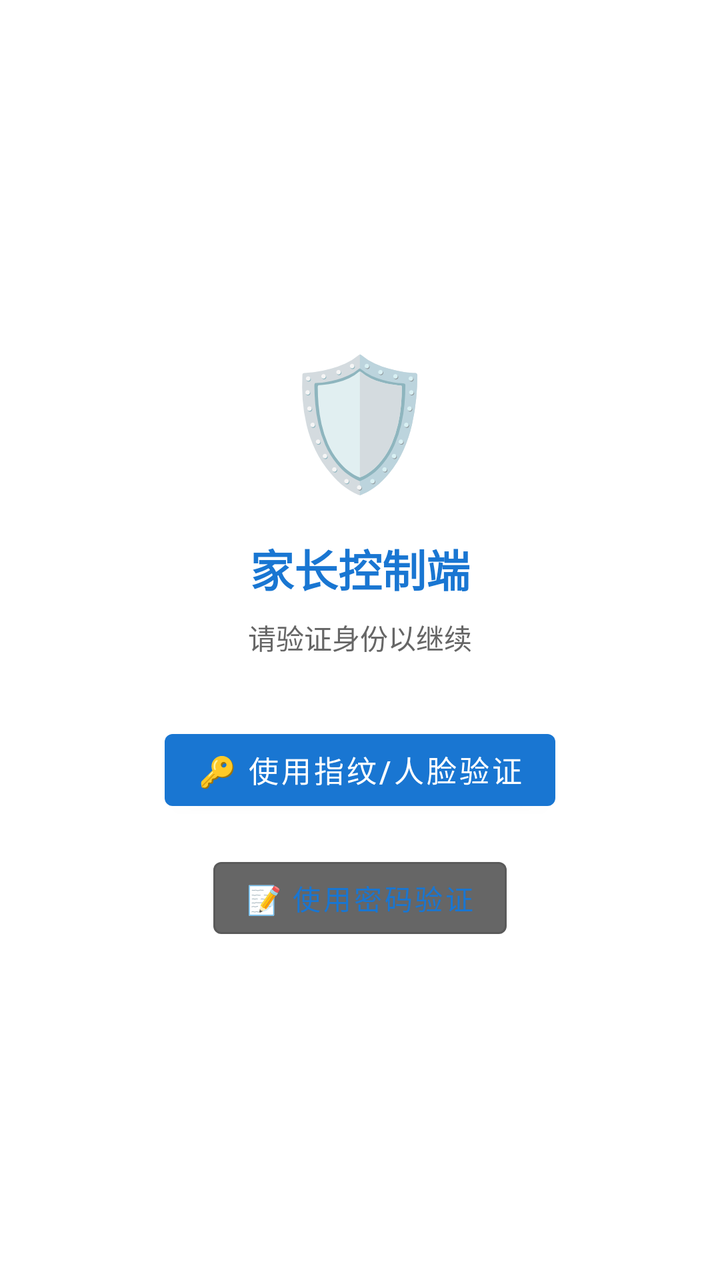
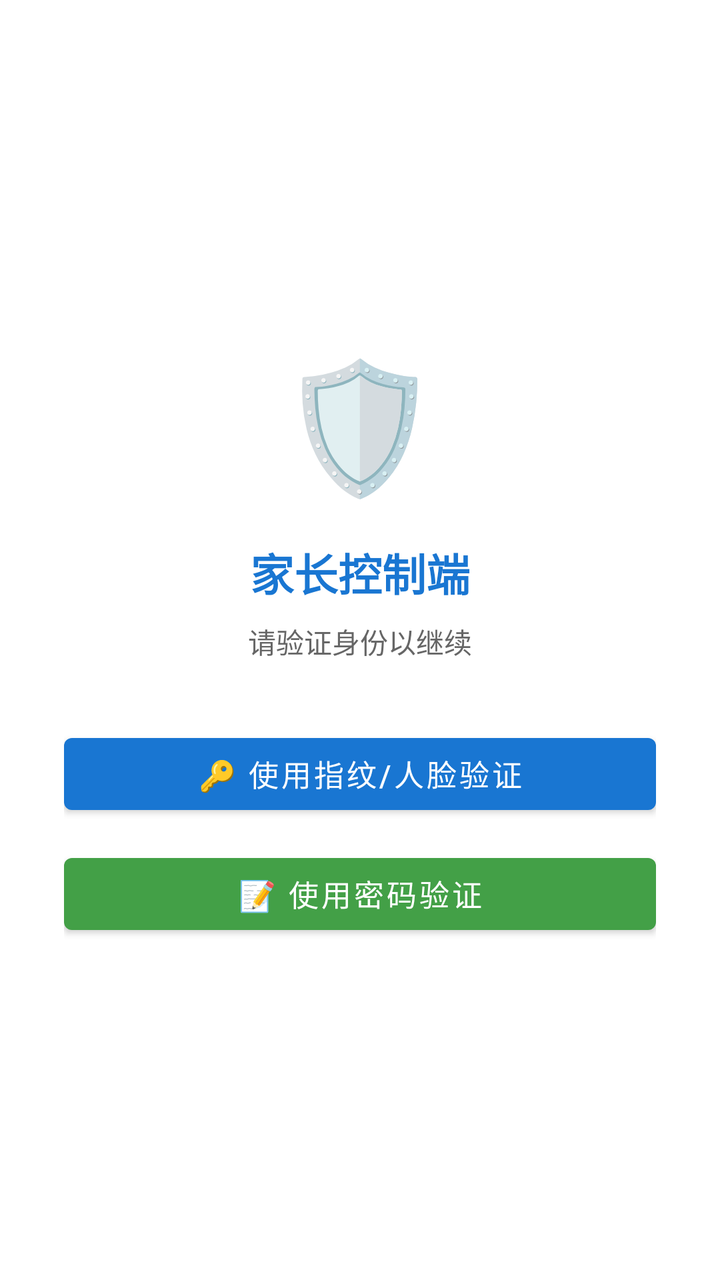

The first picture is an Android layout as it rendered before a commit; the second is the same layout after the commit. The layout source and the unified diff follow.
<!-- AndroidManifest.xml: application theme Theme.ParentController -->
<!-- res/layout/activity_parent.xml -->
<?xml version="1.0" encoding="utf-8"?>
<FrameLayout xmlns:android="http://schemas.android.com/apk/res/android"
    xmlns:app="http://schemas.android.com/apk/res-auto"
    android:layout_width="match_parent"
    android:layout_height="match_parent">

    <ScrollView
        android:layout_width="match_parent"
        android:layout_height="match_parent"
        android:padding="16dp">

    <LinearLayout
        android:layout_width="match_parent"
        android:layout_height="wrap_content"
        android:orientation="vertical">

        <TextView
            android:id="@+id/tvAppTitle"
            android:layout_width="wrap_content"
            android:layout_height="wrap_content"
            android:layout_gravity="center"
            android:layout_marginBottom="16dp"
            android:text="🛡️ 家长控制端 v3.0"
            android:textSize="24sp"
            android:textStyle="bold" />

        
        <com.google.android.material.card.MaterialCardView
            android:layout_width="match_parent"
            android:layout_height="wrap_content"
            android:layout_marginBottom="16dp"
            app:cardCornerRadius="8dp"
            app:cardElevation="2dp">

            <LinearLayout
                android:layout_width="match_parent"
                android:layout_height="wrap_content"
                android:orientation="vertical"
                android:padding="12dp">

                <TextView
                    android:layout_width="wrap_content"
                    android:layout_height="wrap_content"
                    android:text="📡 控制模式"
                    android:textStyle="bold"
                    android:textSize="15sp"
                    android:layout_marginBottom="8dp" />

                <RadioGroup
                    android:id="@+id/rgMode"
                    android:layout_width="match_parent"
                    android:layout_height="wrap_content"
                    android:orientation="horizontal"
                    android:layout_marginBottom="8dp">

                    <RadioButton
                        android:id="@+id/rbMqtt"
                        android:layout_width="0dp"
                        android:layout_height="wrap_content"
                        android:layout_weight="1"
                        android:text="🌐 跨网络 (MQTT)"
                        android:textSize="14sp"
                        android:checked="true" />

                    <RadioButton
                        android:id="@+id/rbHttp"
                        android:layout_width="0dp"
                        android:layout_height="wrap_content"
                        android:layout_weight="1"
                        android:text="🏠 同 WiFi (HTTP)"
                        android:textSize="14sp" />
                </RadioGroup>

                
                <LinearLayout
                    android:id="@+id/llMqttInputs"
                    android:layout_width="match_parent"
                    android:layout_height="wrap_content"
                    android:orientation="vertical"
                    android:visibility="gone">

                    <LinearLayout
                        android:layout_width="match_parent"
                        android:layout_height="wrap_content"
                        android:orientation="horizontal"
                        android:gravity="center_vertical">

                        <com.google.android.material.textfield.TextInputLayout
                            style="@style/Widget.MaterialComponents.TextInputLayout.OutlinedBox"
                            android:layout_width="0dp"
                            android:layout_height="wrap_content"
                            android:layout_weight="1"
                            android:hint="孩子手机 DeviceId（如 honor_ARMR023407000870）">

                            <com.google.android.material.textfield.TextInputEditText
                                android:id="@+id/etDeviceId"
                                android:layout_width="match_parent"
                                android:layout_height="wrap_content"
                                android:inputType="text" />
                        </com.google.android.material.textfield.TextInputLayout>

                        <com.google.android.material.button.MaterialButton
                            android:id="@+id/btnUnlockDeviceId"
                            android:layout_width="wrap_content"
                            android:layout_height="wrap_content"
                            android:layout_marginStart="8dp"
                            android:text="🔓 解锁"
                            android:textSize="13sp"
                            app:backgroundTint="#FF9800" />
                    </LinearLayout>

                    <TextView
                        android:id="@+id/tvOnlineStatus"
                        android:layout_width="match_parent"
                        android:layout_height="wrap_content"
                        android:text="🔄 MQTT 连接中..."
                        android:textSize="13sp"
                        android:textColor="#666666"
                        android:layout_marginTop="4dp"
                        android:layout_marginBottom="4dp" />
                </LinearLayout>

                
                <LinearLayout
                    android:id="@+id/llHttpInputs"
                    android:layout_width="match_parent"
                    android:layout_height="wrap_content"
                    android:orientation="vertical">

                    <com.google.android.material.textfield.TextInputLayout
                        style="@style/Widget.MaterialComponents.TextInputLayout.OutlinedBox"
                        android:layout_width="match_parent"
                        android:layout_height="wrap_content"
                        android:hint="孩子手机 IP（如 192.168.0.32）">

                        <com.google.android.material.textfield.TextInputEditText
                            android:id="@+id/etIp"
                            android:layout_width="match_parent"
                            android:layout_height="wrap_content"
                            android:inputType="text"
                            android:text="192.168.0.32" />
                    </com.google.android.material.textfield.TextInputLayout>
                </LinearLayout>

                <LinearLayout
                    android:layout_width="match_parent"
                    android:layout_height="wrap_content"
                    android:orientation="horizontal"
                    android:gravity="center_vertical">

                    <com.google.android.material.textfield.TextInputLayout
                        style="@style/Widget.MaterialComponents.TextInputLayout.OutlinedBox"
                        android:layout_width="0dp"
                        android:layout_height="wrap_content"
                        android:layout_weight="1"
                        android:hint="家长锁密码"
                        app:passwordToggleEnabled="true">

                        <com.google.android.material.textfield.TextInputEditText
                            android:id="@+id/etPwd"
                            android:layout_width="match_parent"
                            android:layout_height="wrap_content"
                            android:inputType="textPassword" />
                    </com.google.android.material.textfield.TextInputLayout>

                    <com.google.android.material.button.MaterialButton
                        android:id="@+id/btnUnlockPwd"
                        android:layout_width="wrap_content"
                        android:layout_height="wrap_content"
                        android:layout_marginStart="8dp"
                        android:text="🔓 解锁"
                        android:textSize="13sp"
                        app:backgroundTint="#FF9800" />
                </LinearLayout>

                <TextView
                    android:id="@+id/tvMqttDebug"
                    android:layout_width="match_parent"
                    android:layout_height="wrap_content"
                    android:text="⏳ 等待 MQTT 连接..."
                    android:textSize="12sp"
                    android:textColor="#888888"
                    android:visibility="gone" />
            </LinearLayout>
        </com.google.android.material.card.MaterialCardView>

        <com.google.android.material.button.MaterialButton
            android:id="@+id/btnStatus"
            android:layout_width="match_parent"
            android:layout_height="wrap_content"
            android:layout_marginBottom="12dp"
            android:text="🔄 刷新状态"
            android:textSize="16sp"
            app:backgroundTint="#1976D2" />

        <com.google.android.material.card.MaterialCardView
            android:layout_width="match_parent"
            android:layout_height="wrap_content"
            android:layout_marginBottom="20dp"
            app:cardCornerRadius="8dp"
            app:cardElevation="2dp">

            <LinearLayout
                android:layout_width="match_parent"
                android:layout_height="wrap_content"
                android:orientation="vertical"
                android:padding="16dp">

                <TextView
                    android:layout_width="wrap_content"
                    android:layout_height="wrap_content"
                    android:text="📋 当前状态"
                    android:textStyle="bold"
                    android:textSize="16sp"
                    android:layout_marginBottom="8dp" />

                <TextView
                    android:id="@+id/tvStatus"
                    android:layout_width="match_parent"
                    android:layout_height="wrap_content"
                    android:text="点「刷新状态」查询"
                    android:textSize="15sp"
                    android:lineSpacingExtra="4dp" />
            </LinearLayout>
        </com.google.android.material.card.MaterialCardView>

        <LinearLayout
            android:layout_width="match_parent"
            android:layout_height="wrap_content"
            android:orientation="horizontal"
            android:layout_marginBottom="12dp">

            <TextView
                android:layout_width="wrap_content"
                android:layout_height="wrap_content"
                android:text="暂停时长："
                android:textSize="16sp"
                android:layout_gravity="center_vertical" />

            <EditText
                android:id="@+id/etMinutes"
                android:layout_width="0dp"
                android:layout_height="wrap_content"
                android:layout_weight="1"
                android:inputType="number"
                android:text="10"
                android:hint="分钟" />

            <TextView
                android:layout_width="wrap_content"
                android:layout_height="wrap_content"
                android:text=" 分钟"
                android:textSize="16sp"
                android:layout_gravity="center_vertical" />
        </LinearLayout>

        <com.google.android.material.button.MaterialButton
            android:id="@+id/btnPause"
            android:layout_width="match_parent"
            android:layout_height="wrap_content"
            android:layout_marginBottom="8dp"
            android:text="⏸️ 暂停游戏拦截"
            android:textSize="16sp"
            app:backgroundTint="#FF6F00" />

        <com.google.android.material.button.MaterialButton
            android:id="@+id/btnResume"
            android:layout_width="match_parent"
            android:layout_height="wrap_content"
            android:layout_marginBottom="8dp"
            android:text="▶️ 启动游戏拦截"
            android:textSize="16sp"
            app:backgroundTint="#43A047" />

        <View
            android:layout_width="match_parent"
            android:layout_height="1dp"
            android:layout_marginTop="8dp"
            android:layout_marginBottom="12dp"
            android:background="#E0E0E0" />

        <TextView
            android:layout_width="wrap_content"
            android:layout_height="wrap_content"
            android:text="📦 安装管控"
            android:textStyle="bold"
            android:textSize="16sp"
            android:layout_marginBottom="8dp" />

        <com.google.android.material.button.MaterialButton
            android:id="@+id/btnBlockInstall"
            android:layout_width="match_parent"
            android:layout_height="wrap_content"
            android:layout_marginBottom="8dp"
            android:text="🚫 禁止安装 APP/游戏"
            android:textSize="16sp"
            app:backgroundTint="#D32F2F" />

        <com.google.android.material.button.MaterialButton
            android:id="@+id/btnAllowInstall"
            android:layout_width="match_parent"
            android:layout_height="wrap_content"
            android:layout_marginBottom="8dp"
            android:text="✅ 允许安装 APP/游戏"
            android:textSize="16sp"
            app:backgroundTint="#43A047" />

        <View
            android:layout_width="match_parent"
            android:layout_height="1dp"
            android:layout_marginTop="8dp"
            android:layout_marginBottom="12dp"
            android:background="#E0E0E0" />

        <TextView
            android:layout_width="wrap_content"
            android:layout_height="wrap_content"
            android:text="🔒 远程锁屏"
            android:textStyle="bold"
            android:textSize="16sp"
            android:layout_marginBottom="8dp" />

        <LinearLayout
            android:layout_width="match_parent"
            android:layout_height="wrap_content"
            android:orientation="horizontal"
            android:layout_marginBottom="8dp">

            <TextView
                android:layout_width="wrap_content"
                android:layout_height="wrap_content"
                android:text="锁定时长："
                android:textSize="16sp"
                android:layout_gravity="center_vertical" />

            <EditText
                android:id="@+id/etLockMinutes"
                android:layout_width="0dp"
                android:layout_height="wrap_content"
                android:layout_weight="1"
                android:inputType="number"
                android:text="30"
                android:hint="分钟" />

            <TextView
                android:layout_width="wrap_content"
                android:layout_height="wrap_content"
                android:text=" 分钟（到时自动解）"
                android:textSize="15sp"
                android:layout_gravity="center_vertical" />
        </LinearLayout>

        <LinearLayout
            android:layout_width="match_parent"
            android:layout_height="wrap_content"
            android:orientation="horizontal"
            android:layout_marginBottom="4dp">

            <com.google.android.material.button.MaterialButton
                android:id="@+id/btnLockFor"
                android:layout_width="0dp"
                android:layout_height="wrap_content"
                android:layout_weight="1"
                android:layout_marginEnd="4dp"
                android:text="⏱ 定时锁定 N 分钟"
                android:textSize="14sp"
                app:backgroundTint="#E65100" />

            <com.google.android.material.button.MaterialButton
                android:id="@+id/btnLockNow"
                android:layout_width="0dp"
                android:layout_height="wrap_content"
                android:layout_weight="1"
                android:layout_marginStart="4dp"
                android:text="🔒 永久锁屏"
                android:textSize="14sp"
                app:backgroundTint="#6A1B9A" />
        </LinearLayout>

        <com.google.android.material.button.MaterialButton
            android:id="@+id/btnUnlock"
            android:layout_width="match_parent"
            android:layout_height="wrap_content"
            android:layout_marginBottom="8dp"
            android:text="🔓 解除强制锁屏"
            android:textSize="15sp"
            app:backgroundTint="#1976D2" />

        <View
            android:layout_width="match_parent"
            android:layout_height="1dp"
            android:layout_marginTop="16dp"
            android:layout_marginBottom="12dp"
            android:background="#E0E0E0" />

        <TextView
            android:layout_width="wrap_content"
            android:layout_height="wrap_content"
            android:text="📱 APP 管理（远程隐藏/显示）"
            android:textStyle="bold"
            android:textSize="16sp"
            android:layout_marginBottom="8dp" />

        <com.google.android.material.button.MaterialButton
            android:id="@+id/btnAppHistory"
            android:layout_width="match_parent"
            android:layout_height="wrap_content"
            android:layout_marginBottom="8dp"
            android:text="� 查看孩子APP使用动态"
            android:textSize="15sp"
            app:backgroundTint="#EF6C00" />

        <com.google.android.material.button.MaterialButton
            android:id="@+id/btnListApps"
            android:layout_width="match_parent"
            android:layout_height="wrap_content"
            android:layout_marginBottom="8dp"
            android:text="🔍 扫描孩子手机 APP 列表"
            android:textSize="15sp"
            app:backgroundTint="#43A047" />

        
        <LinearLayout
            android:id="@+id/llAppList"
            android:layout_width="match_parent"
            android:layout_height="wrap_content"
            android:orientation="vertical"
            android:layout_marginBottom="8dp" />

        <TextView
            android:id="@+id/tvAppListHint"
            android:layout_width="match_parent"
            android:layout_height="wrap_content"
            android:textSize="13sp"
            android:textColor="#888888"
            android:visibility="gone" />

        
        <View
            android:layout_width="match_parent"
            android:layout_height="1dp"
            android:layout_marginTop="16dp"
            android:layout_marginBottom="12dp"
            android:background="#E0E0E0" />

        <TextView
            android:layout_width="wrap_content"
            android:layout_height="wrap_content"
            android:text="🔧 系统更新"
            android:textStyle="bold"
            android:textSize="16sp"
            android:layout_marginBottom="8dp" />

        <com.google.android.material.button.MaterialButton
            android:id="@+id/btnPushChildUpdate"
            android:layout_width="match_parent"
            android:layout_height="wrap_content"
            android:layout_marginBottom="4dp"
            android:text="📡 推送孩子端更新"
            android:textSize="15sp"
            app:backgroundTint="#1976D2" />

        <TextView
            android:id="@+id/tvChildVersion"
            android:layout_width="match_parent"
            android:layout_height="wrap_content"
            android:text="孩子端版本：未知（未连接）"
            android:textSize="12sp"
            android:textColor="#666666"
            android:gravity="center"
            android:layout_marginBottom="8dp" />

        <TextView
            android:layout_width="match_parent"
            android:layout_height="wrap_content"
            android:textSize="12sp"
            android:textColor="#888888"
            android:visibility="gone" />

        <TextView
            android:layout_width="match_parent"
            android:layout_height="wrap_content"
            android:layout_marginTop="20dp"
            android:text="💡 v3.0 使用说明：\n【跨网络 MQTT】两端只需有任何网络（WiFi/4G/5G），输入孩子手机 DeviceId 即可\n【同 WiFi HTTP】两端在同一局域网，输入孩子手机 IP（孩子端 App 标题栏可查看）\n孩子端 DeviceId 格式：honor_{手机序列号}，在孩子端 App 标题栏可查看"
            android:textSize="13sp"
            android:lineSpacingExtra="3dp"
            android:textColor="#666666" />

    </LinearLayout>
    </ScrollView>

    
    <LinearLayout
        android:id="@+id/lockOverlay"
        android:layout_width="match_parent"
        android:layout_height="match_parent"
        android:orientation="vertical"
        android:gravity="center"
        android:padding="32dp"
        android:background="#FFFFFFFF"
        android:visibility="visible">

        <TextView
            android:layout_width="wrap_content"
            android:layout_height="wrap_content"
            android:text="🛡️"
            android:textSize="64sp"
            android:layout_marginBottom="16dp" />

        <TextView
            android:layout_width="wrap_content"
            android:layout_height="wrap_content"
            android:text="家长控制端"
            android:textSize="22sp"
            android:textStyle="bold"
            android:textColor="#1976D2"
            android:layout_marginBottom="8dp" />

        <TextView
            android:layout_width="wrap_content"
            android:layout_height="wrap_content"
            android:text="请验证身份以继续"
            android:textSize="14sp"
            android:textColor="#666666"
            android:layout_marginBottom="32dp" />

        <com.google.android.material.button.MaterialButton
            android:id="@+id/btnBiometricAuth"
            android:layout_width="wrap_content"
            android:layout_height="wrap_content"
            android:text="🔑 使用指纹/人脸验证"
            android:textSize="15sp"
            app:backgroundTint="#1976D2"
            android:layout_marginBottom="16dp" />

        <com.google.android.material.button.MaterialButton
            android:id="@+id/btnPasswordAuth"
            android:layout_width="wrap_content"
            android:layout_height="wrap_content"
            android:text="📝 使用密码验证"
            android:textSize="14sp"
            style="?attr/materialButtonOutlinedStyle"
            app:backgroundTint="#666666" />

    </LinearLayout>

</FrameLayout>
<!-- resources referenced by this layout -->
<resources>
  <style name="Theme.ParentController" parent="Theme.MaterialComponents.Light.DarkActionBar">
          <item name="colorPrimary">#1976D2</item>
          <item name="colorPrimaryVariant">#0D47A1</item>
          <item name="colorOnPrimary">#FFFFFF</item>
          <item name="colorSecondary">#FF6F00</item>
          <item name="colorOnSecondary">#FFFFFF</item>
      </style>
</resources>

<!-- the commit's change to res/layout/activity_parent.xml (unified diff, before → after) -->
@@ -526,21 +526,22 @@
 
         <com.google.android.material.button.MaterialButton
             android:id="@+id/btnBiometricAuth"
-            android:layout_width="wrap_content"
+            android:layout_width="match_parent"
             android:layout_height="wrap_content"
             android:text="🔑 使用指纹/人脸验证"
             android:textSize="15sp"
+            android:textColor="#FFFFFF"
             app:backgroundTint="#1976D2"
-            android:layout_marginBottom="16dp" />
+            android:layout_marginBottom="12dp" />
 
         <com.google.android.material.button.MaterialButton
             android:id="@+id/btnPasswordAuth"
-            android:layout_width="wrap_content"
+            android:layout_width="match_parent"
             android:layout_height="wrap_content"
             android:text="📝 使用密码验证"
-            android:textSize="14sp"
-            style="?attr/materialButtonOutlinedStyle"
-            app:backgroundTint="#666666" />
+            android:textSize="15sp"
+            android:textColor="#FFFFFF"
+            app:backgroundTint="#43A047" />
 
     </LinearLayout>
 
